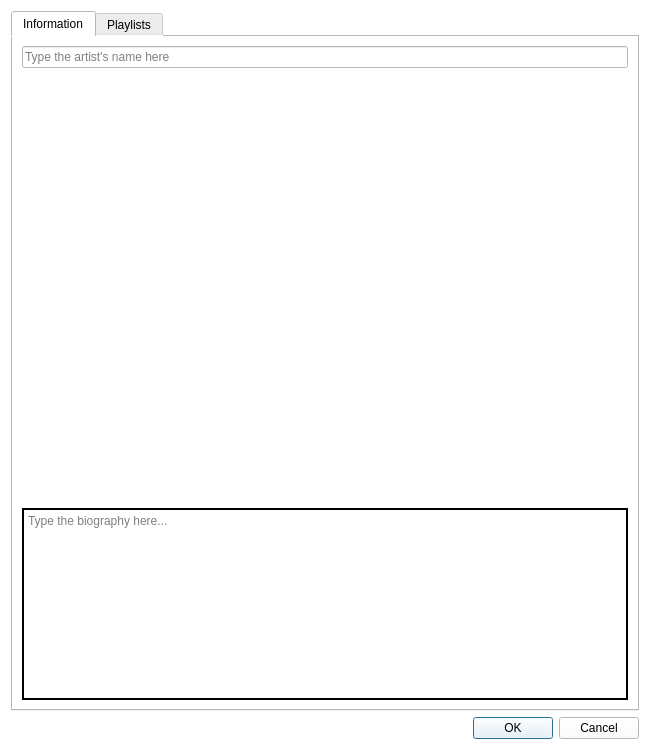
Old version of the form ui/dialogs/artistedit.ui in the repository amirmohsen1384/Mockingbird.
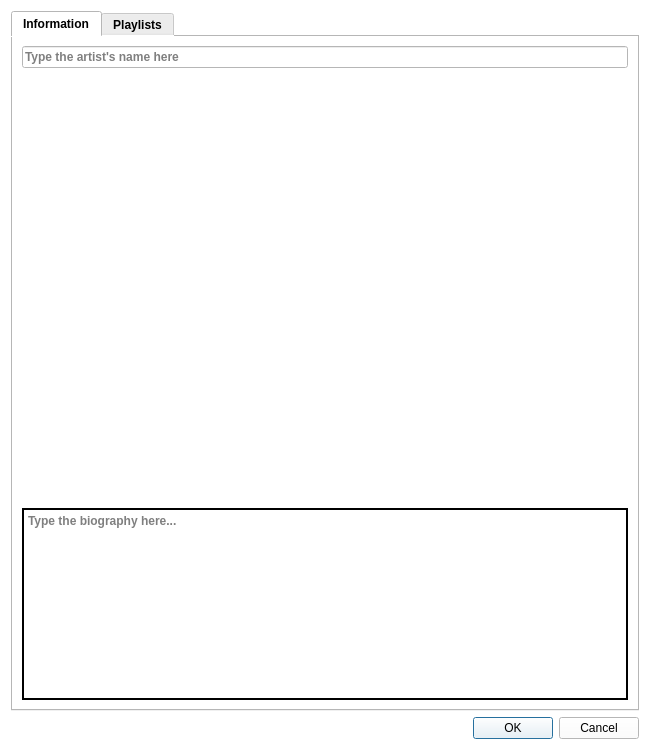
New version of the form. Icons and pictures are not drawn. Custom widgets are drawn as their Qt base class.

Patch:
```diff
--- a/ui/dialogs/artistedit.ui
+++ b/ui/dialogs/artistedit.ui
@@ -29,7 +29,7 @@
      </property>
      <property name="font">
       <font>
-       <bold>false</bold>
+       <bold>true</bold>
       </font>
      </property>
      <property name="tabShape">
@@ -59,7 +59,7 @@
         <widget class="QLineEdit" name="nameEdit">
          <property name="font">
           <font>
-           <bold>false</bold>
+           <bold>true</bold>
           </font>
          </property>
          <property name="text">
@@ -151,7 +151,7 @@
          </property>
          <property name="font">
           <font>
-           <bold>false</bold>
+           <bold>true</bold>
           </font>
          </property>
          <property name="frameShape">
```
Left out of the diff: 5 changed lines with no effect on the pictures.
